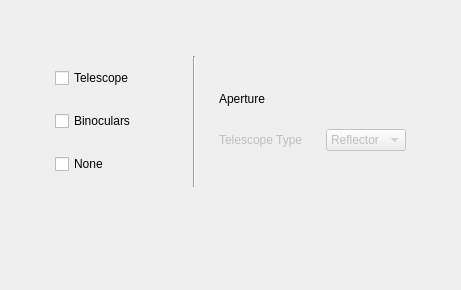
Qt form kstars/tools/whatsinteresting/wiequipsettings.ui (KDE/kstars) before a commit.
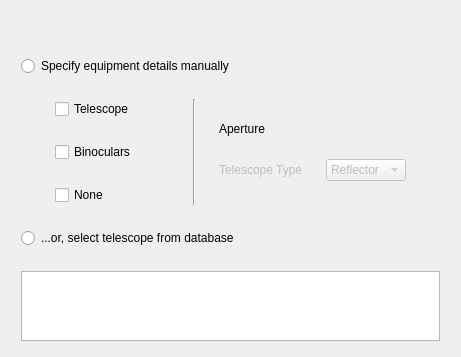
The same form after that commit. Custom widgets are drawn as their Qt base class.

Commit message: Added list of telescopes from KStars userdb in WI settings dialog.

What changed in the file:
```diff
--- a/kstars/tools/whatsinteresting/wiequipsettings.ui
+++ b/kstars/tools/whatsinteresting/wiequipsettings.ui
@@ -21,7 +21,7 @@
     <number>15</number>
    </property>
    <property name="bottomMargin">
-    <number>47</number>
+    <number>7</number>
    </property>
    <item row="0" column="0">
     <layout class="QVBoxLayout" name="equipSettingsLayout">
@@ -38,8 +38,15 @@
       <number>6</number>
      </property>
      <property name="bottomMargin">
-      <number>56</number>
+      <number>9</number>
      </property>
+     <item>
+      <widget class="QRadioButton" name="eqManualSelectButton">
+       <property name="text">
+        <string>Specify equipment details manually</string>
+       </property>
+      </widget>
+     </item>
      <item>
       <layout class="QHBoxLayout" name="horizontalLayout">
        <item>
@@ -238,6 +245,16 @@
        </item>
       </layout>
      </item>
+     <item>
+      <widget class="QRadioButton" name="scopeDBSelectButton">
+       <property name="text">
+        <string>...or, select telescope from database</string>
+       </property>
+      </widget>
+     </item>
+     <item>
+      <widget class="QListWidget" name="scopeListWidget"/>
+     </item>
     </layout>
    </item>
   </layout>
```
The commit also changes 3 other files.
